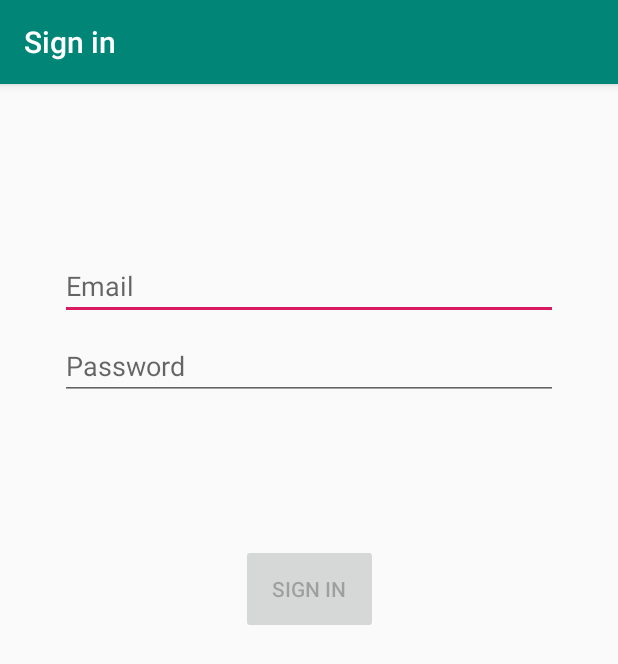
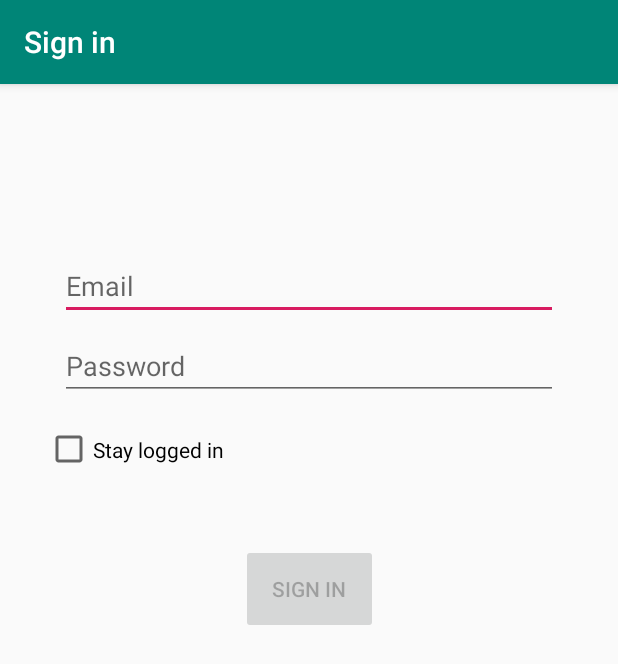
Before and after one commit to NoSpread/dhbw_verwaltung, an Android app: the LoginActivity screen opened directly, with no data from a screen before it, on a phone screen of 412 x 824 dp. Shown: the top 664 px of the screen. Run offline under Robolectric (Android 15) with nearby library versions, the phone set to English and light mode, and no system bars.

Commit message:
added "stay logged in"

```diff
--- a/app/src/main/java/xyz/nospread/dhbw_verwaltung/data/LoginDataSource.kt
+++ b/app/src/main/java/xyz/nospread/dhbw_verwaltung/data/LoginDataSource.kt
@@ -21,5 +21,6 @@ class LoginDataSource {
 
     fun logout() {
         // TODO: revoke authentication
+
     }
 }
--- a/app/src/main/res/layout/activity_login.xml
+++ b/app/src/main/res/layout/activity_login.xml
@@ -42,7 +42,7 @@
         android:selectAllOnFocus="true"
         app:layout_constraintEnd_toEndOf="parent"
         app:layout_constraintStart_toStartOf="parent"
-            app:layout_constraintTop_toBottomOf="@+id/username"/>
+        app:layout_constraintTop_toBottomOf="@+id/username" />
 
     <Button
         android:id="@+id/login"
@@ -76,4 +76,22 @@
             app:layout_constraintStart_toStartOf="@+id/password"
             app:layout_constraintTop_toTopOf="parent"
             app:layout_constraintVertical_bias="0.3"/>
+
+    <CheckBox
+        android:id="@+id/checkBox"
+        android:layout_width="136dp"
+        android:layout_height="34dp"
+        android:layout_marginStart="8dp"
+        android:layout_marginLeft="8dp"
+        android:layout_marginTop="16dp"
+        android:layout_marginEnd="8dp"
+        android:layout_marginRight="8dp"
+        android:layout_marginBottom="8dp"
+        android:text="@string/save_login"
+        app:layout_constraintBottom_toBottomOf="parent"
+        app:layout_constraintEnd_toEndOf="parent"
+        app:layout_constraintHorizontal_bias="0.026"
+        app:layout_constraintStart_toStartOf="parent"
+        app:layout_constraintTop_toBottomOf="@+id/password"
+        app:layout_constraintVertical_bias="0.0" />
 </android.support.constraint.ConstraintLayout>
--- a/app/src/main/res/values/strings.xml
+++ b/app/src/main/res/values/strings.xml
@@ -23,4 +23,6 @@
     <string name="invalid_username">Not a valid email</string>
     <string name="invalid_password">Password must be >5 characters</string>
     <string name="login_failed">"Login failed"</string>
+
+    <string name="save_login">Stay logged in</string>
 </resources>
```
Lines whose indentation alone changed are shown as unchanged.
